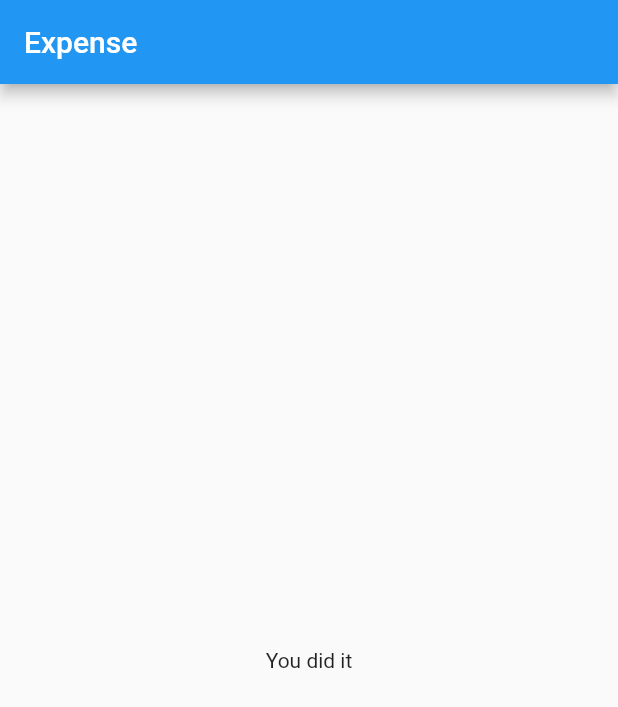
After one commit to oscarzhou/flutter_try, a Flutter app: the screen it shows after launch, after a tap on "Save", after a tap on "Black", after a tap on "Cat", on a phone screen of 412 x 824 dp. The commit adds this screen. Shown: the top 707 px of the screen. Run offline on Flutter 3.47's test engine with Material 2 defaults, Android fonts, the phone set to English and light mode, and no system bars; our stand-ins replace flutter_masked_text.

Commit message:
Split main widget into quiz and result widgets

```diff
--- a/lib/main.dart
+++ b/lib/main.dart
@@ -2,8 +2,8 @@ import 'dart:ui' as prefix0;
 import 'package:flutter/material.dart';
 import 'package:flutter/services.dart';
 import 'package:flutter_masked_text/flutter_masked_text.dart';
-import 'package:flutter_try/answer.dart';
-import './question.dart';
+import './quiz.dart';
+import './result.dart';
 
 void main() => runApp(MyApp());
 
@@ -55,7 +55,7 @@ class _MyHomePageState extends State<MyHomePage> {
   final _controller =
       MoneyMaskedTextController(decimalSeparator: '.', thousandSeparator: ',');
 
-  final questions = const [
+  final _questions = const [
     {
       'questionText': 'What\'s your favorite color?',
       'answers': ['Black', 'Red', 'Green', 'White'],
@@ -81,7 +81,7 @@ class _MyHomePageState extends State<MyHomePage> {
         // the App.build method, and use it to set our appbar title.
         title: Text(widget.title),
       ),
-      body: _questionIndex < questions.length
+      body: _questionIndex < _questions.length
           ? Column(
               mainAxisAlignment: MainAxisAlignment.start,
               children: <Widget>[
@@ -143,16 +143,14 @@ class _MyHomePageState extends State<MyHomePage> {
                         )),
                   ],
                 ),
-                Question(questions[_questionIndex]["questionText"]),
-                ...(questions[_questionIndex]['answers'] as List<String>)
-                    .map((answer) {
-                  return Answer(answer, _answerQuestion);
-                }).toList(),
+                Quiz(
+                  questions: _questions,
+                  questionIndex: _questionIndex,
+                  answerQuestion: _answerQuestion,
+                )
               ],
             )
-          : Center(
-              child: Text('You did it'),
-            ),
+          : Result(),
       // This trailing comma makes auto-formatting nicer for build methods.
     );
   }
--- /dev/null
+++ b/lib/quiz.dart
@@ -0,0 +1,26 @@
+import 'package:flutter/widgets.dart';
+import './question.dart';
+import './answer.dart';
+
+class Quiz extends StatelessWidget {
+  final List<Map<String, Object>> questions;
+  final int questionIndex;
+  final Function answerQuestion;
+
+  Quiz(
+      {@required this.questions,
+      @required this.questionIndex,
+      @required this.answerQuestion});
+
+  @override
+  Widget build(BuildContext context) {
+    return Container(
+      child: Column(children: [
+        Question(questions[questionIndex]["questionText"]),
+        ...(questions[questionIndex]['answers'] as List<String>).map((answer) {
+          return Answer(answer, answerQuestion);
+        }).toList()
+      ]),
+    );
+  }
+}
--- /dev/null
+++ b/lib/result.dart
@@ -0,0 +1,13 @@
+import 'package:flutter/material.dart';
+
+class Result extends StatelessWidget {
+  @override
+  Widget build(BuildContext context) {
+    return Container(
+      width: double.infinity,
+      child: Center(
+        child: Text('You did it'),
+      ),
+    );
+  }
+}
```
